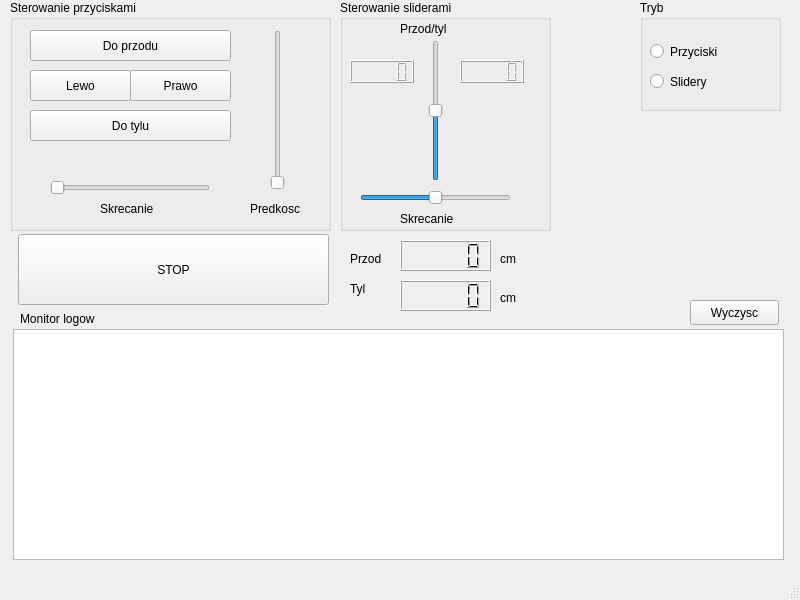
Qt form mainwindow.ui (De4r/mycar) before a commit.
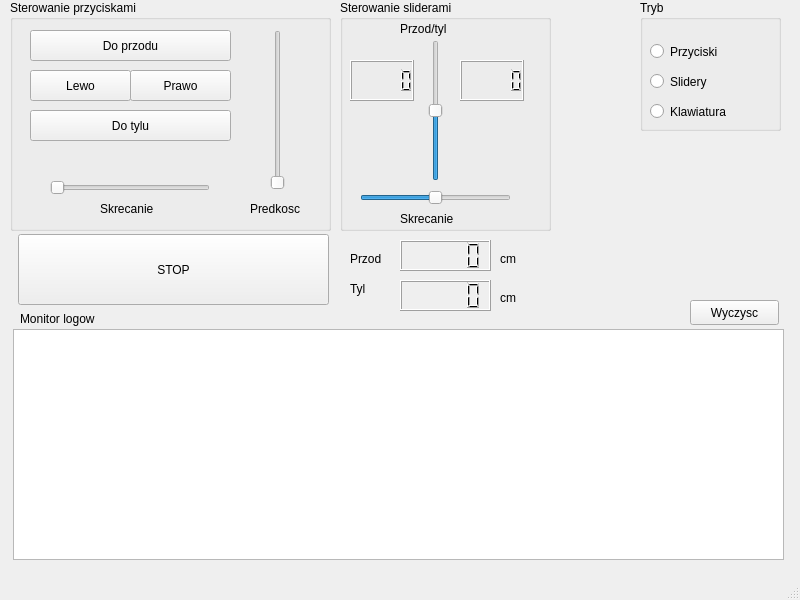
The same form after that commit.

Commit message: injecting keyboard mode as a event filter on a button

The edit to the form file:
```diff
--- a/mainwindow.ui
+++ b/mainwindow.ui
@@ -146,7 +146,7 @@
       <x>640</x>
       <y>0</y>
       <width>141</width>
-      <height>111</height>
+      <height>131</height>
      </rect>
     </property>
     <property name="title">
@@ -178,6 +178,19 @@
       <string>Slidery</string>
      </property>
     </widget>
+    <widget class="QRadioButton" name="keyboardMode">
+     <property name="geometry">
+      <rect>
+       <x>10</x>
+       <y>100</y>
+       <width>112</width>
+       <height>23</height>
+      </rect>
+     </property>
+     <property name="text">
+      <string>Klawiatura</string>
+     </property>
+    </widget>
    </widget>
    <widget class="QPushButton" name="stopButton">
     <property name="geometry">
@@ -310,7 +323,7 @@
        <x>10</x>
        <y>60</y>
        <width>64</width>
-       <height>23</height>
+       <height>41</height>
       </rect>
      </property>
     </widget>
@@ -323,7 +336,7 @@
        <x>120</x>
        <y>60</y>
        <width>64</width>
-       <height>23</height>
+       <height>41</height>
       </rect>
      </property>
     </widget>
```
Left out of the diff: 9 changed lines with no effect on the pictures. The commit also changes 15 other files.
